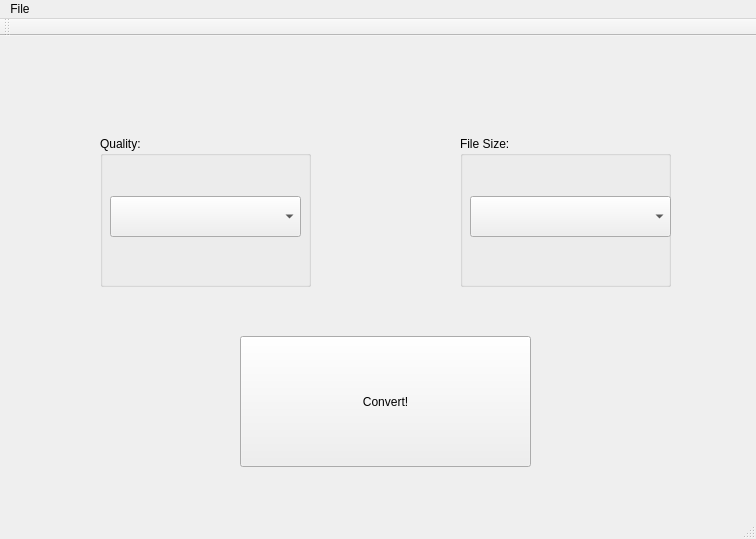
The window that mainmenu.ui (CountMurphy/Jerry-Rig) describes before a commit, drawn with Qt 5.
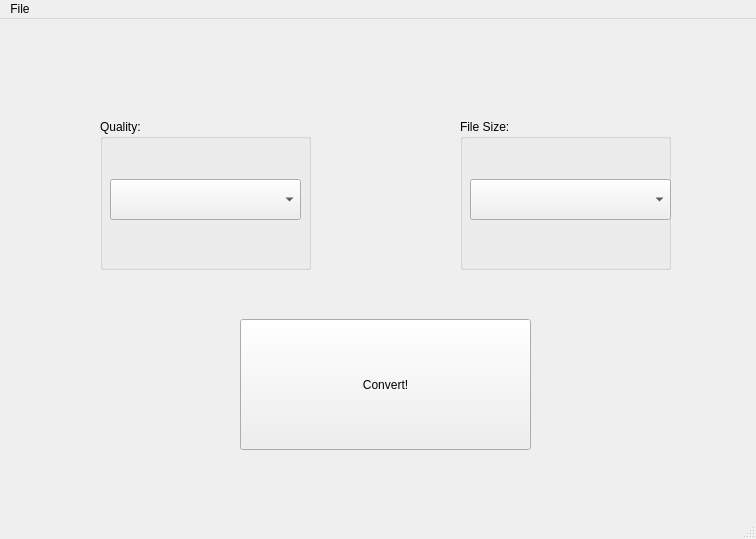
The same window after the commit. Icons and pictures are not drawn.

Commit message: removed toolbar because why the hell is enabled by default?

The edit to the form file:
```diff
--- a/mainmenu.ui
+++ b/mainmenu.ui
@@ -108,14 +108,6 @@
    </widget>
    <addaction name="menuFile"/>
   </widget>
-  <widget class="QToolBar" name="mainToolBar">
-   <attribute name="toolBarArea">
-    <enum>TopToolBarArea</enum>
-   </attribute>
-   <attribute name="toolBarBreak">
-    <bool>false</bool>
-   </attribute>
-  </widget>
   <widget class="QStatusBar" name="statusBar"/>
   <action name="action_Quit">
    <property name="text">
```
